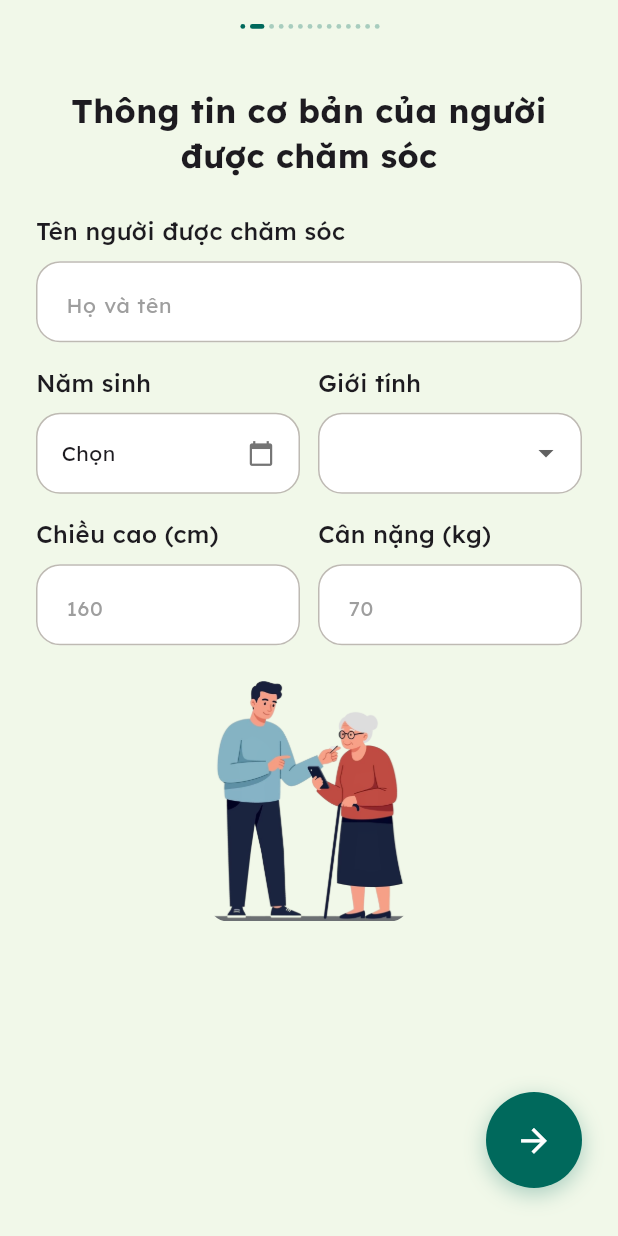
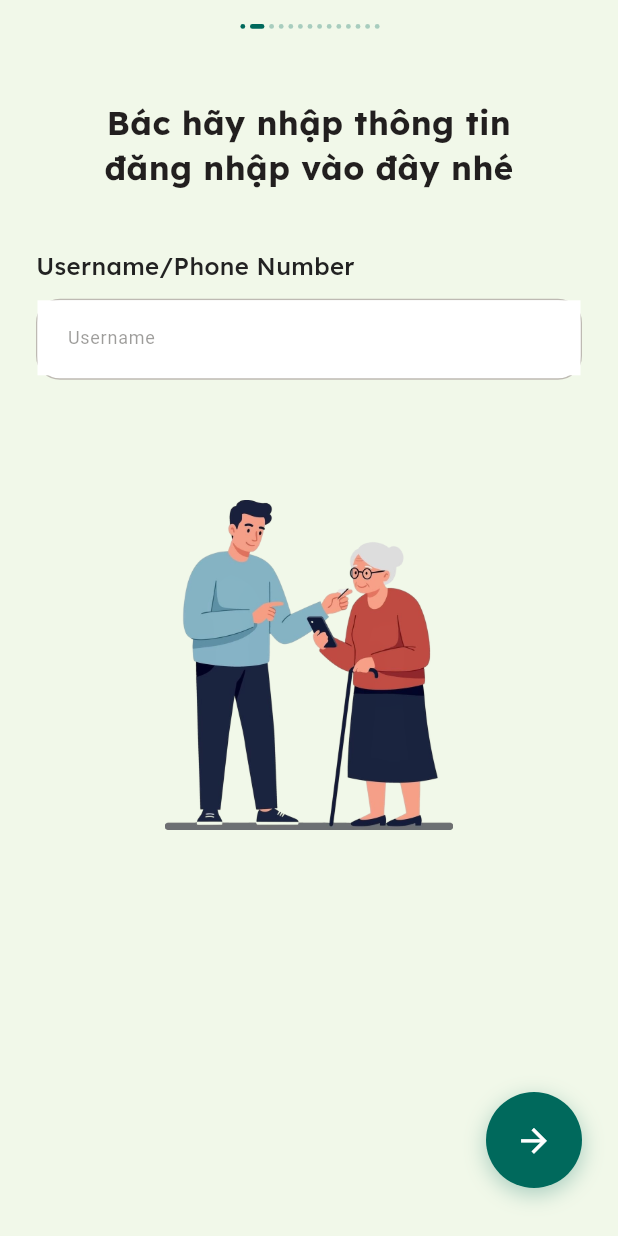
Before and after one commit to HungNguyenBa1811/memotion, a Flutter app: the OnboardingScreenNew screen opened by its route, after a tap on the "arrow forward" icon, on a phone screen of 412 x 824 dp. Run offline on Flutter 3.47's test engine with Material 3 defaults, Android fonts, the phone set to English and light mode, and no system bars; our stand-ins replace camera, dio, flutter_riverpod, flutter_secure_storage, flutter_svg, go_router and 1 more; accounts and stored records are empty.

Commit message:
feat(onboarding): Add Username/Phone Number input step and update onboarding flow

```diff
--- a/lib/core/router/app_router.dart
+++ b/lib/core/router/app_router.dart
@@ -36,6 +36,7 @@ class AppRoutes {
   static const String onboardingStep15 = '/onboarding/15';
   static const String onboardingStep16 = '/onboarding/16';
   static const String onboardingStep17 = '/onboarding/17';
+  static const String onboardingStep18 = '/onboarding/18';
   static const String signIn = '/sign-in';
   static const String registration = '/registration';
   static const String profile = '/profile';
@@ -247,6 +248,13 @@ final routerProvider = Provider<GoRouter>((ref) {
           const OnboardingScreenNew(initialStep: 17),
         ),
       ),
+      GoRoute(
+        path: AppRoutes.onboardingStep18,
+        pageBuilder: (context, state) => _buildOnboardingPage(
+          state,
+          const OnboardingScreenNew(initialStep: 18),
+        ),
+      ),
 
       // Main shell with persistent bottom navigation
       // Uses StatefulShellRoute.indexedStack to preserve state of each tab
--- a/lib/features/onboarding/models/onboarding_data.dart
+++ b/lib/features/onboarding/models/onboarding_data.dart
@@ -51,10 +51,23 @@ class OnboardingStep1Config extends OnboardingStepConfig {
       );
 }
 
+/// Step 1.1 (becomes Step 2): Username/Phone Number input
+/// Figma: Bxer3DnXLQcxg5HSArHa8w node 453:1691
+class OnboardingStep1_1Config extends OnboardingStepConfig {
+  const OnboardingStep1_1Config()
+    : super(
+        step: 2,
+        title: 'Bác hãy nhập thông tin đăng nhập vào đây nhé',
+        subtitle: null,
+        imagePath: 'assets/images/onboarding/elderly4.png',
+        titleAlignment: TitleAlignment.center,
+      );
+}
+
 class OnboardingStep2Config extends OnboardingStepConfig {
   const OnboardingStep2Config()
     : super(
-        step: 2,
+        step: 3,
         title: 'Thông tin cơ bản của người được chăm sóc',
         subtitle: null,
         imagePath: 'assets/images/onboarding/elderly4.png',
@@ -144,7 +157,11 @@ class OnboardingStep10Config extends OnboardingStepConfig {
         title: 'Hiện tại ông/bà đang sống cùng với ai cho vui vầy ạ?',
         subtitle: null,
         imagePath: 'assets/images/onboarding/elderly_couple2.png',
-        options: const ['Sống một mình', 'Sống cùng vợ/chồng', 'Sống cùng con cháu'],
+        options: const [
+          'Sống một mình',
+          'Sống cùng vợ/chồng',
+          'Sống cùng con cháu',
+        ],
       );
 }
 
@@ -237,27 +254,28 @@ class OnboardingStep17Config extends OnboardingStepConfig {
 class OnboardingConfig {
   static final Map<int, OnboardingStepConfig> _steps = {
     1: const OnboardingStep1Config(),
-    2: const OnboardingStep2Config(),
-    3: const OnboardingStep3Config(),
-    4: const OnboardingStep4Config(),
-    5: const OnboardingStep5Config(),
-    6: const OnboardingStep6Config(),
-    7: const OnboardingStep7Config(),
-    8: const OnboardingStep8Config(),
-    9: const OnboardingStep9Config(),
-    10: const OnboardingStep10Config(),
-    11: const OnboardingStep11Config(),
-    12: const OnboardingStep12Config(),
-    13: const OnboardingStep13Config(),
-    14: const OnboardingStep14Config(),
-    15: const OnboardingStep15Config(),
-    16: const OnboardingStep16Config(),
-    17: const OnboardingStep17Config(),
+    2: const OnboardingStep1_1Config(), // New Step 1.1: Username/Phone
+    3: const OnboardingStep2Config(),
+    4: const OnboardingStep3Config(),
+    5: const OnboardingStep4Config(),
+    6: const OnboardingStep5Config(),
+    7: const OnboardingStep6Config(),
+    8: const OnboardingStep7Config(),
+    9: const OnboardingStep8Config(),
+    10: const OnboardingStep9Config(),
+    11: const OnboardingStep10Config(),
+    12: const OnboardingStep11Config(),
+    13: const OnboardingStep12Config(),
+    14: const OnboardingStep13Config(),
+    15: const OnboardingStep14Config(),
+    16: const OnboardingStep15Config(),
+    17: const OnboardingStep16Config(),
+    18: const OnboardingStep17Config(),
   };
 
   static OnboardingStepConfig getStep(int step) => _steps[step] ?? _steps[1]!;
 
-  static const int totalSteps = 17;
+  static const int totalSteps = 18;
 
   static List<OnboardingStepConfig> getAll() =>
       List.generate(totalSteps, (i) => getStep(i + 1));
@@ -267,7 +285,10 @@ class OnboardingConfig {
 class OnboardingData {
   final int currentStep;
 
-  // Step 2 - Personal info
+  // Step 1.1 (Step 2) - Username/Phone
+  final String? usernameOrPhone;
+
+  // Step 3 - Personal info
   final String? fullName;
   final int? birthYear;
   final Gender? gender;
@@ -306,6 +327,7 @@ class OnboardingData {
 
   const OnboardingData({
     this.currentStep = 1,
+    this.usernameOrPhone,
     this.fullName,
     this.birthYear,
     this.gender,
@@ -325,6 +347,7 @@ class OnboardingData {
 
   OnboardingData copyWith({
     int? currentStep,
+    String? usernameOrPhone,
     String? fullName,
     int? birthYear,
     Gender? gender,
@@ -343,6 +366,7 @@ class OnboardingData {
   }) {
     return OnboardingData(
       currentStep: currentStep ?? this.currentStep,
+      usernameOrPhone: usernameOrPhone ?? this.usernameOrPhone,
       fullName: fullName ?? this.fullName,
       birthYear: birthYear ?? this.birthYear,
       gender: gender ?? this.gender,
@@ -365,6 +389,7 @@ class OnboardingData {
   Map<String, dynamic> toJson() {
     return {
       'currentStep': currentStep,
+      'usernameOrPhone': usernameOrPhone,
       'fullName': fullName,
       'birthYear': birthYear,
       'gender': gender?.name,
--- a/lib/features/onboarding/providers/onboarding_provider.dart
+++ b/lib/features/onboarding/providers/onboarding_provider.dart
@@ -38,7 +38,14 @@ class OnboardingNotifier extends StateNotifier<OnboardingData> {
     }
   }
 
-  /// ========== Step 2: Personal Information ==========
+  /// ========== Step 1.1 (Step 2): Username/Phone Number ==========
+
+  /// Cập nhật username hoặc số điện thoại
+  void setUsernameOrPhone(String value) {
+    state = state.copyWith(usernameOrPhone: value.trim());
+  }
+
+  /// ========== Step 3 (old Step 2): Personal Information ==========
 
   /// Cập nhật tên người dùng
   void setFullName(String name) {
@@ -150,7 +157,11 @@ class OnboardingNotifier extends StateNotifier<OnboardingData> {
         return true; // Step 1 chỉ là giới thiệu
 
       case 2:
-        // Step 2 yêu cầu: tên, năm sinh, giới tính, chiều cao, cân nặng
+        // Step 2 (1.1): Username/Phone
+        return true;
+
+      case 3:
+        // Step 3 (old Step 2) yêu cầu: tên, năm sinh, giới tính, chiều cao, cân nặng
         return state.fullName != null &&
             state.fullName!.isNotEmpty &&
             state.birthYear != null &&
@@ -160,32 +171,32 @@ class OnboardingNotifier extends StateNotifier<OnboardingData> {
             state.weight != null &&
             state.weight! > 0;
 
-      case 3:
-        // Step 3 yêu cầu chọn ít nhất 1 mục tiêu
+      case 4:
+        // Step 4 (old Step 3) yêu cầu chọn ít nhất 1 mục tiêu
         return state.selectedObjectives.isNotEmpty;
 
-      case 4:
-        // Step 4 yêu cầu chọn ít nhất 1 vị trí đau (doctor advice là optional)
+      case 5:
+        // Step 5 (old Step 4) yêu cầu chọn ít nhất 1 vị trí đau (doctor advice là optional)
         return state.selectedPainLocations.isNotEmpty;
 
-      case 5:
+      case 6:
         // require pain level selected
         return state.painLevel != null;
 
-      case 6:
+      case 7:
         // require pain type
         return state.painType != null;
 
-      case 7:
+      case 8:
         // require weakness selection
         return state.weaknessType != null;
 
-      case 8:
+      case 9:
         // require stand ability selection
         return state.standAbility != null;
 
       default:
-        return false;
+        return true; // Steps 10-18 are optional/info screens
     }
   }
 
@@ -193,6 +204,10 @@ class OnboardingNotifier extends StateNotifier<OnboardingData> {
   String? getValidationError() {
     switch (state.currentStep) {
       case 2:
+        // Step 2 (1.1): Username/Phone - optional
+        return null;
+
+      case 3:
         if (state.fullName == null || state.fullName!.isEmpty) {
           return 'Vui lòng nhập tên';
         }
@@ -210,37 +225,37 @@ class OnboardingNotifier extends StateNotifier<OnboardingData> {
         }
         return null;
 
-      case 3:
+      case 4:
         if (state.selectedObjectives.isEmpty) {
           return 'Vui lòng chọn mục tiêu phục hồi';
         }
         return null;
 
-      case 4:
+      case 5:
         if (state.selectedPainLocations.isEmpty) {
           return 'Vui lòng chọn vị trí đau';
         }
         return null;
 
-      case 5:
+      case 6:
         if (state.painLevel == null) {
           return 'Vui lòng cho biết mức đau (0-10)';
         }
         return null;
 
-      case 6:
+      case 7:
         if (state.painType == null) {
           return 'Vui lòng chọn đặc tính cơn đau';
         }
         return null;
 
-      case 7:
+      case 8:
         if (state.weaknessType == null) {
           return 'Vui lòng chọn tình trạng yếu/cứng';
         }
         return null;
 
-      case 8:
+      case 9:
         if (state.standAbility == null) {
           return 'Vui lòng chọn một đáp án';
         }
--- a/lib/features/onboarding/screens/onboarding_screen_new.dart
+++ b/lib/features/onboarding/screens/onboarding_screen_new.dart
@@ -158,6 +158,9 @@ class _OnboardingScreenNewState extends ConsumerState<OnboardingScreenNew>
       case 17:
         context.go(AppRoutes.onboardingStep17);
         break;
+      case 18:
+        context.go(AppRoutes.onboardingStep18);
+        break;
       default:
         context.go(AppRoutes.profile);
     }
@@ -244,9 +247,7 @@ class _OnboardingScreenNewState extends ConsumerState<OnboardingScreenNew>
   Widget _buildBottomNavigation(OnboardingData state, bool canProceed) {
     return Container(
       padding: const EdgeInsets.fromLTRB(24, 16, 24, 32),
-      decoration: BoxDecoration(
-        color: const Color.fromARGB(0, 0, 0, 0),
-      ),
+      decoration: BoxDecoration(color: const Color.fromARGB(0, 0, 0, 0)),
       child: Row(
         mainAxisAlignment: MainAxisAlignment.spaceBetween,
         children: [
--- /dev/null
+++ b/lib/features/onboarding/widgets/step_builders/step1_1_builder.dart
@@ -0,0 +1,145 @@
+import 'package:flutter/material.dart';
+import 'package:flutter_riverpod/flutter_riverpod.dart';
+import 'package:google_fonts/google_fonts.dart';
+import '../../providers/onboarding_provider.dart';
+
+/// Builder cho Step 1.1: Username/Phone Number input screen
+/// Figma design: Bxer3DnXLQcxg5HSArHa8w node 453:1691
+class Step1_1Builder extends ConsumerStatefulWidget {
+  const Step1_1Builder({super.key});
+
+  @override
+  ConsumerState<Step1_1Builder> createState() => _Step1_1BuilderState();
+}
+
+class _Step1_1BuilderState extends ConsumerState<Step1_1Builder> {
+  late TextEditingController _usernameController;
+
+  @override
+  void initState() {
+    super.initState();
+    final state = ref.read(onboardingProvider);
+    _usernameController = TextEditingController(
+      text: state.usernameOrPhone ?? '',
+    );
+  }
+
+  @override
+  void dispose() {
+    _usernameController.dispose();
+    super.dispose();
+  }
+
+  void _onUsernameChanged(String value) {
+    ref.read(onboardingProvider.notifier).setUsernameOrPhone(value);
+  }
+
+  @override
+  Widget build(BuildContext context) {
+    return SingleChildScrollView(
+      child: Column(
+        crossAxisAlignment: CrossAxisAlignment.start,
+        children: [
+          const SizedBox(height: 32),
+
+          // Title - centered, Lexend bold 22px
+          Padding(
+            padding: const EdgeInsets.symmetric(horizontal: 0),
+            child: Center(
+              child: Text(
+                'Bác hãy nhập thông tin\nđăng nhập vào đây nhé',
+                textAlign: TextAlign.center,
+                style: GoogleFonts.lexend(
+                  fontSize: 22,
+                  fontWeight: FontWeight.w700,
+                  color: const Color(0xFF221F1F),
+                  height: 1.35,
+                ),
+              ),
+            ),
+          ),
+
+          const SizedBox(height: 40),
+
+          // Label - Lexend medium 16px
+          Text(
+            'Username/Phone Number',
+            style: GoogleFonts.lexend(
+              fontSize: 16,
+              fontWeight: FontWeight.w500,
+              color: const Color(0xFF222222),
+              height: 1.25,
+            ),
+          ),
+
+          const SizedBox(height: 12),
+
+          // Text field - 54px height, white bg, gray border, radius 16
+          Container(
+            height: 54,
+            decoration: BoxDecoration(
+              color: Colors.white,
+              borderRadius: BorderRadius.circular(16),
+              border: Border.all(color: const Color(0xFFBEBAB3), width: 1),
+            ),
+            child: TextField(
+              controller: _usernameController,
+              onChanged: _onUsernameChanged,
+              style: const TextStyle(
+                fontFamily: 'Poppins',
+                fontSize: 12,
+                fontWeight: FontWeight.w400,
+                color: Color(0xFF3C3A36),
+                height: 1.5,
+              ),
+              decoration: InputDecoration(
+                hintText: 'Username',
+                hintStyle: TextStyle(
+                  fontFamily: 'Poppins',
+                  fontSize: 12,
+                  fontWeight: FontWeight.w400,
+                  color: const Color(0xFF3C3A36).withOpacity(0.5),
+                  height: 1.5,
+                ),
+                contentPadding: const EdgeInsets.symmetric(
+                  horizontal: 16,
+                  vertical: 16,
+                ),
+                border: InputBorder.none,
+                enabledBorder: InputBorder.none,
+                focusedBorder: InputBorder.none,
+              ),
+            ),
+          ),
+
+          const SizedBox(height: 80),
+
+          // Illustration at bottom - centered
+          Center(
+            child: Image.asset(
+              'assets/images/onboarding/elderly4.png',
+              width: 193,
+              height: 220,
+              fit: BoxFit.contain,
+              errorBuilder: (_, _, _) => Container(
+                width: 193,
+                height: 220,
+                decoration: BoxDecoration(
+                  color: Colors.grey[200],
+                  borderRadius: BorderRadius.circular(8),
+                ),
+                child: Icon(
+                  Icons.image_not_supported_outlined,
+                  size: 48,
+                  color: Colors.grey[400],
+                ),
+              ),
+            ),
+          ),
+
+          const SizedBox(height: 60), // Space for FAB
+        ],
+      ),
+    );
+  }
+}
--- a/lib/features/onboarding/widgets/step_builders/step1_builder.dart
+++ b/lib/features/onboarding/widgets/step_builders/step1_builder.dart
@@ -18,26 +18,25 @@ class Step1Builder extends StatelessWidget {
           offset: const Offset(0, -16),
           child: Image.asset(
             'assets/images/onboarding/onboarding_logo.png',
-            width: screenWidth + 48,
-            height: 248,
+            width: screenWidth + 10,
+            height: 210,
             fit: BoxFit.cover,
-            errorBuilder: (_, _, _) => const SizedBox(height: 248),
+            errorBuilder: (_, _, _) => const SizedBox(height: 210),
           ),
         ),
 
         // Illustration - centered 270x270
-        const SizedBox(height: 16),
         Center(
           child: ClipRRect(
             borderRadius: BorderRadius.circular(20),
             child: Image.asset(
               'assets/images/onboarding/elderly_couple.png',
-              width: 270,
-              height: 270,
+              width: 180,
+              height: 180,
               fit: BoxFit.cover,
               errorBuilder: (_, _, _) => Container(
-                width: 270,
-                height: 270,
+                width: 180,
+                height: 180,
                 decoration: BoxDecoration(
                   color: Colors.grey[200],
                   borderRadius: BorderRadius.circular(20),
@@ -52,7 +51,7 @@ class Step1Builder extends StatelessWidget {
           ),
         ),
 
-        const SizedBox(height: 32),
+        const SizedBox(height: 20),
 
         // Title at bottom - Lexend bold 22px, left-aligned
         Padding(
@@ -63,7 +62,7 @@ class Step1Builder extends StatelessWidget {
               config.title,
               textAlign: TextAlign.left,
               style: GoogleFonts.lexend(
-                fontSize: 22,
+                fontSize: 20,
                 fontWeight: FontWeight.w700,
                 color: const Color(0xFF221F1F),
                 height: 1.35,
@@ -71,8 +70,6 @@ class Step1Builder extends StatelessWidget {
             ),
           ),
         ),
-
-        const SizedBox(height: 80), // Space for FAB area
       ],
     );
   }
--- a/lib/features/onboarding/widgets/step_builders/step_builder_factory.dart
+++ b/lib/features/onboarding/widgets/step_builders/step_builder_factory.dart
@@ -1,6 +1,7 @@
 import 'package:flutter/material.dart';
 import '../../models/onboarding_data.dart';
 import 'step1_builder.dart';
+import 'step1_1_builder.dart';
 import 'step2_builder.dart';
 import 'step3_builder.dart';
 import 'step4_builder.dart';
@@ -28,36 +29,38 @@ class StepBuilderFactory {
       case 1:
         return const Step1Builder();
       case 2:
+        return const Step1_1Builder(); // New: Username/Phone input
+      case 3:
         return const Step2Builder();
-      case 3:
+      case 4:
         return const Step3Builder();
-      case 4:
+      case 5:
         return const Step4Builder();
-      case 5:
+      case 6:
         return const Step5Builder();
-      case 6:
+      case 7:
         return const Step6Builder();
-      case 7:
+      case 8:
         return const Step7Builder();
-      case 8:
+      case 9:
         return const Step8Builder();
-      case 9:
+      case 10:
         return const Step9Builder();
-      case 10:
+      case 11:
         return const Step10Builder();
-      case 11:
+      case 12:
         return const Step11Builder();
-      case 12:
+      case 13:
         return const Step12Builder();
-      case 13:
+      case 14:
         return const Step13Builder();
-      case 14:
+      case 15:
         return const Step14Builder();
-      case 15:
+      case 16:
         return const Step15Builder();
-      case 16:
+      case 17:
         return const Step16Builder();
-      case 17:
+      case 18:
         return const Step17Builder();
       default:
         throw ArgumentError('Invalid step: $step');
--- a/lib/features/workout/screens/workout_detail_screen.dart
+++ b/lib/features/workout/screens/workout_detail_screen.dart
@@ -120,7 +120,7 @@ class _WorkoutDetailScreenState extends ConsumerState<WorkoutDetailScreen> {
                   ),
                 ),
                 // Notification icon
-                Container(
+                SizedBox(
                   width: 24,
                   height: 24,
                   child: Stack(
```
Also changed, not shown: 1 other file.
